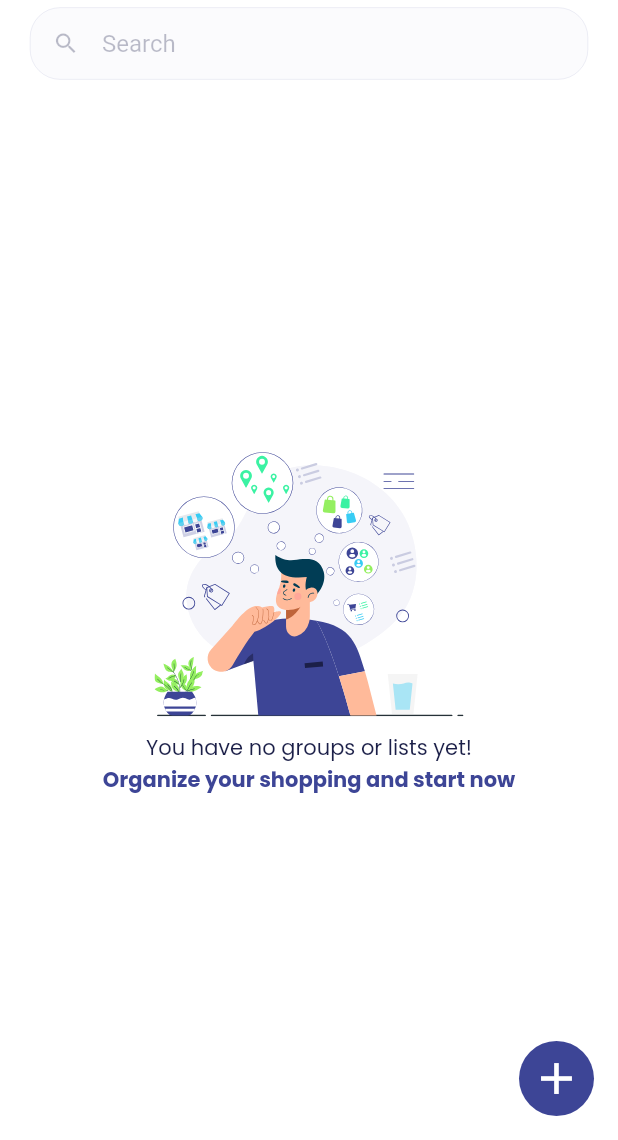
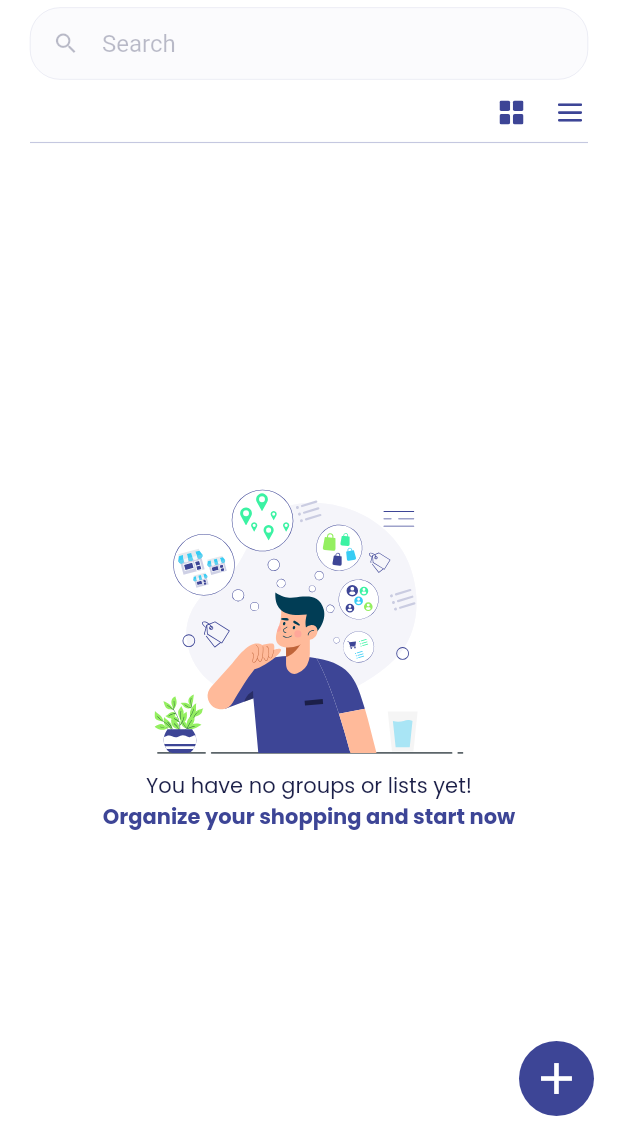
Before and after one commit to Mina-Nabil/shopanizer, a Flutter app: the HomeTab screen opened directly, on a phone screen of 412 x 824 dp, the part 96-1236 px from its top. Run offline on Flutter 3.47's test engine with Material 2 defaults, Android fonts, the light colour scheme and no system bars; our stand-ins replace cloud_firestore, firebase_core, flutter_spinkit, flutter_svg, image_picker; accounts and stored records are empty.

Commit message:
grouptile & hometab work

```diff
--- a/lib/screens/home/group_list.dart
+++ b/lib/screens/home/group_list.dart
@@ -26,7 +26,10 @@ class _GroupsListState extends State<GroupsList> {
     return (_groups.length == 0)
         ? EmptyHomeWidget()
         : ListView(
-            children: _groups.map((e) => GroupTile(e)).toList(),
+            children: _groups.map((e) => Padding(
+              padding: const EdgeInsets.symmetric(vertical: 5),
+              child: GroupTile(e),
+            )).toList(),
           );
   }
 }
--- a/lib/screens/home/home_tab.dart
+++ b/lib/screens/home/home_tab.dart
@@ -8,6 +8,7 @@ import 'package:shopanizer/screens/home/new_list_screen.dart';
 import 'package:shopanizer/services/GroupsDBService.dart';
 import 'package:shopanizer/shared/paths.dart';
 import 'package:shopanizer/shared/themes/shopanizer_theme.dart';
+import 'package:shopanizer/shared/widgets/buttons.dart';
 import 'package:shopanizer/shared/widgets/expandable_floating_button.dart';
 import 'package:flutter_svg/svg.dart';
 
@@ -27,7 +28,20 @@ class _HomeTabState extends State<HomeTab> {
         padding: EdgeInsets.only(left: 20, right: 20, top: 10),
         child: Column(
           crossAxisAlignment: CrossAxisAlignment.start,
-          children: [_buildHeader(), _buildBody()],
+          children: [
+            _buildHeader(),
+            SizedBox(height: 10,),
+            Row(
+              mainAxisAlignment: MainAxisAlignment.end,
+              children: [
+                CircularButton(child: SvgPicture.asset(Paths.grid, width: 20,), backgroundColor: Colors.transparent, onPressed: null),
+                SizedBox(width: 15,),
+                CircularButton(child: SvgPicture.asset(Paths.list, width: 20,), backgroundColor: Colors.transparent, onPressed: null),
+              ],
+            ),
+            Divider(thickness: 0.75, color: ShopColors.textFieldBorder,),
+            _buildBody()
+          ],
         ),
       ),
       floatingActionButton: EaxpandableFAB(
--- a/lib/shared/paths.dart
+++ b/lib/shared/paths.dart
@@ -37,4 +37,8 @@ class Paths {
   static final String gmailRedBGIcon = 'assets/icons/gmail_plus_redbg.svg';
 
   static final String camera = "assets/icons/camera.svg";
+
+
+  static final String list = "assets/icons/listIcon.svg";
+  static final String grid = "assets/icons/gridIcon.svg";
 }
--- a/lib/shared/themes/shopanizer_theme.dart
+++ b/lib/shared/themes/shopanizer_theme.dart
@@ -49,6 +49,8 @@ class ShopColors {
   static Color primary3Precent = primary.withAlpha(7); // alpha 3%
 
   static Color photopickerBG = primary.withAlpha(11); // alpha 5%
+
+  static Color groupTileBG = blue.withAlpha(17); //8%
 
 }
 
--- a/pubspec.yaml
+++ b/pubspec.yaml
@@ -77,6 +77,8 @@ flutter:
     - assets/icons/phone.svg
     - assets/icons/emptyPhone.svg
     - assets/icons/cross.svg
+    - assets/icons/gridIcon.svg
+    - assets/icons/listIcon.svg
     - assets/icons/xIcon.svg
     - assets/icons/tab_bar/home.svg
     - assets/icons/tab_bar/notifications.svg
```
Also changed, not shown: lib/screens/home/group_tile.dart (+12 -7 lines), lib/shared/widgets/TextViews.dart (+22 -0 lines), assets/icons/gridIcon.svg (added), assets/icons/listIcon.svg (added).
